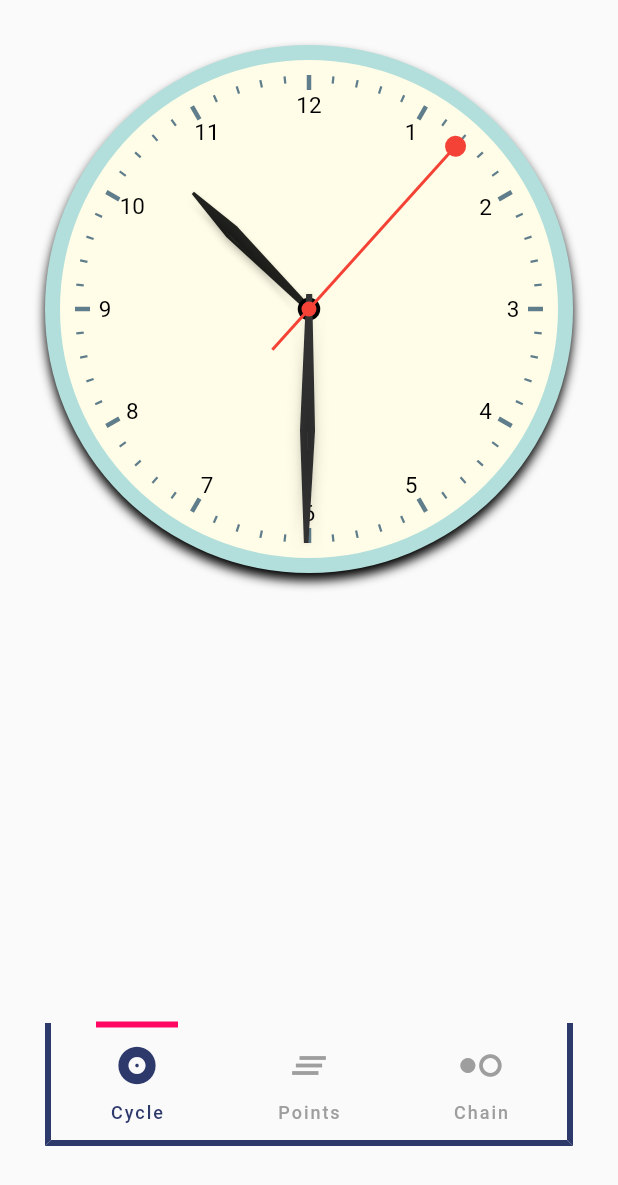
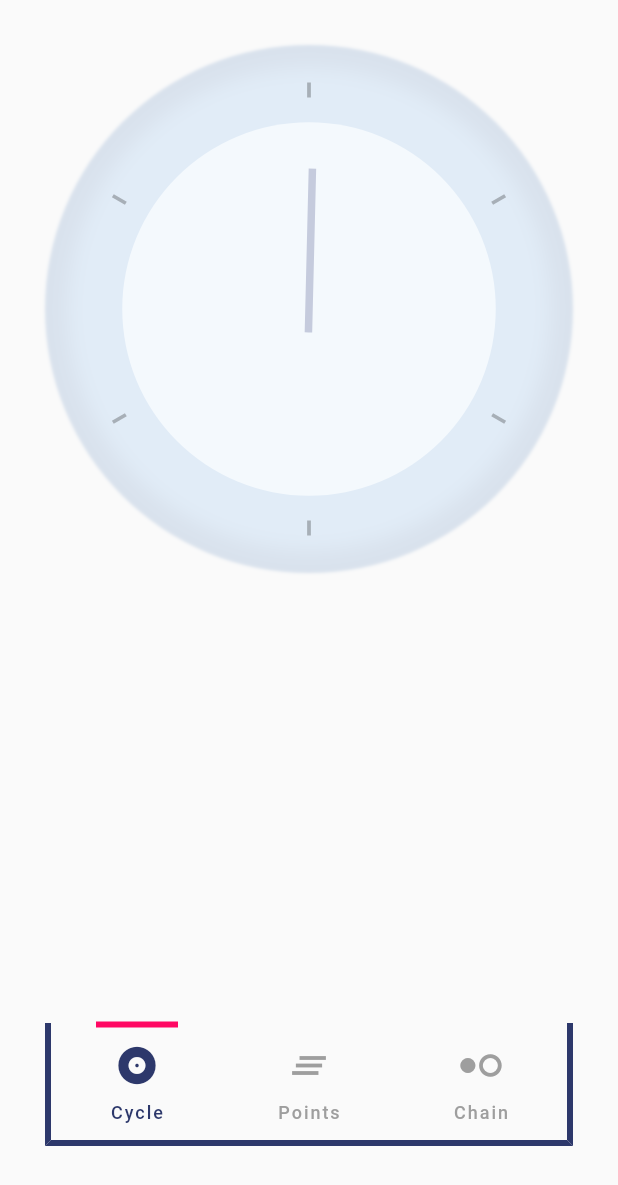
Before and after one commit to nepali-prabhat/Chains, a Flutter app: the screen it shows after launch, on a phone screen of 412 x 824 dp. Shown: the top 1185 px of the screen. Run offline on Flutter 3.47's test engine with Material 2 defaults, Android fonts, the phone set to English and light mode, and no system bars.

Commit message:
clock finished, todo:timer countdown (stage 2)

```diff
--- a/lib/Cycle/clock.dart
+++ b/lib/Cycle/clock.dart
@@ -1,20 +1,20 @@
+import 'package:chains/colors.dart';
 import 'package:flutter/material.dart';
 import 'dart:async';
-import 'dart:math';
-import 'clock_text.dart';
+import 'clock_dial_painter.dart';
+import 'clock_hands.dart';
 import 'clock_face.dart';
 
 typedef TimeProducer = DateTime Function();
 
 class Clock extends StatefulWidget {
-
   final TimeProducer getCurrentTime;
   final Duration updateDuration;
-
-  Clock({
-         this.getCurrentTime = getSystemTime,
-         this.updateDuration = const Duration(seconds: 1)
-         });
+  final int noOfDials;
+  Clock(
+      {this.getCurrentTime = getSystemTime,
+      this.updateDuration = const Duration(seconds: 1),
+      @required this.noOfDials});
 
   static DateTime getSystemTime() {
     return new DateTime.now();
@@ -29,7 +29,6 @@ class Clock extends StatefulWidget {
 class _Clock extends State<Clock> {
   Timer _timer;
   DateTime dateTime;
-
   @override
   void initState() {
     super.initState();
@@ -62,17 +61,33 @@ class _Clock extends State<Clock> {
         width: double.infinity,
         decoration: new BoxDecoration(
           shape: BoxShape.circle,
-        color: Colors.teal[100],
+          color: Colors.transparent,
           boxShadow: [
             new BoxShadow(
-            offset: new Offset(0.0, 5.0),
-            blurRadius: 5.0,
+              offset: new Offset(0.0, 0),
+              color: shadowColor,
+              blurRadius: 1.0,
+            ),
+            new BoxShadow(
+              offset: new Offset(0.0, 0),
+              color: circleColor,
+              spreadRadius: -15,
+              blurRadius: 10.0,
             )
           ],
         ),
-      child: new ClockFace(
-          dateTime: dateTime,
+        child: Stack(
+          children: <Widget>[
+            ClockFace(dateTime: dateTime, noOfDials: widget.noOfDials),
+            Container(
+              padding: EdgeInsets.all(25),
+              width: double.infinity,
+              child: CustomPaint(
+                painter: ClockDialPainter(noOfDials: widget.noOfDials),
               ),
-    );
+            ),
+            ClockHands(dateTime: dateTime, noOfDials: widget.noOfDials),
+          ],
+        ));
   }
 }
--- a/lib/Cycle/clock_dial_painter.dart
+++ b/lib/Cycle/clock_dial_painter.dart
@@ -1,78 +1,47 @@
 import 'dart:math';
-
-import 'clock_text.dart';
 import 'package:flutter/material.dart';
 
+import '../colors.dart';
+
 class ClockDialPainter extends CustomPainter{
-  final clockText;
 
-  final hourTickMarkLength= 10.0;
-  final minuteTickMarkLength = 5.0;
+  final minuteTickMarkLength = 10.0;
 
-  final hourTickMarkWidth= 3.0;
-  final minuteTickMarkWidth = 1.5;
+  final minuteTickMarkWidth = 2.5;
+  final int noOfDials;
 
   final Paint tickPaint;
   final TextPainter textPainter;
-  final TextStyle textStyle;
 
-  ClockDialPainter({this.clockText = ClockText.roman})
+  ClockDialPainter({this.noOfDials})
       :tickPaint= new Paint(),
         textPainter= new TextPainter(
           textAlign: TextAlign.center,
           textDirection: TextDirection.rtl,
-        ),
-        textStyle= const TextStyle(
-          color: Colors.black,
-          fontFamily: 'Times New Roman',
-          fontSize: 15.0,
         )
   {
-    tickPaint.color= Colors.blueGrey;
+    tickPaint.color= Colors.black26;
   }
 
   @override
   void paint(Canvas canvas, Size size) {
     var tickMarkLength;
-    final angle= 2* pi / 60;
+    final angle= 2* pi / noOfDials;
     final radius= size.width/2;
     canvas.save();
 
     // drawing
     canvas.translate(radius, radius);
-    for (var i = 0; i< 60; i++ ) {
+    for (var i = 0; i< noOfDials; i++ ) {
 
       //make the length and stroke of the tick marker longer and thicker depending
-      tickMarkLength = i % 5 == 0 ? hourTickMarkLength: minuteTickMarkLength;
-      tickPaint.strokeWidth= i % 5 == 0 ? hourTickMarkWidth : minuteTickMarkWidth;
-      canvas.drawLine(
-          new Offset(0.0, -radius), new Offset(0.0, -radius+tickMarkLength), tickPaint);
-
-
-      //draw the text
-      if (i%5==0){
-        canvas.save();
-        canvas.translate(0.0, -radius+20.0);
-
-        textPainter.text= new TextSpan(
-          text:'${i == 0 ? 12 : i~/5}'
-          ,
-          style: textStyle,
-        );
-
-        //helps make the text painted vertically
-        canvas.rotate(-angle*i);
-
-        textPainter.layout();
-
-
-        textPainter.paint(canvas, new Offset(-(textPainter.width/2), -(textPainter.height/2)));
-
-        canvas.restore();
-
-      }
-
-      canvas.rotate(angle);
+      tickMarkLength = minuteTickMarkLength;
+      tickPaint.strokeWidth= minuteTickMarkWidth;
+        if(i%5 == 0 ){
+        canvas.drawLine(
+            new Offset(0.0, -radius), new Offset(0.0, -radius+tickMarkLength), tickPaint);
+        canvas.rotate(angle*5);
+        }
     }
 
     canvas.restore();
--- a/lib/Cycle/clock_face.dart
+++ b/lib/Cycle/clock_face.dart
@@ -1,57 +1,27 @@
-import 'clock_text.dart';
+import 'package:chains/colors.dart';
 import 'package:flutter/material.dart';
 import 'clock_dial_painter.dart';
-import 'clock_hands.dart';
 
-class ClockFace extends StatelessWidget{
-
+class ClockFace extends StatelessWidget {
   final DateTime dateTime;
-
-  ClockFace({this.dateTime});
+  final int noOfDials;
+  ClockFace({this.dateTime, this.noOfDials});
 
   @override
   Widget build(BuildContext context) {
-    return new Padding(
+    return Center(
+      child: new Padding(
         padding: const EdgeInsets.all(10.0),
         child: new AspectRatio(
-        aspectRatio: 1.0,
+          aspectRatio: 0.75,
           child: new Container(
             width: double.infinity,
             decoration: new BoxDecoration(
               shape: BoxShape.circle,
-            color: Colors.yellow[50],
-          ),
-
-          child: new Stack(
-            children: <Widget>[
-              //dial and numbers
-              new Container(
-                width: double.infinity,
-                height: double.infinity,
-                padding: const EdgeInsets.all(10.0),
-                child:new CustomPaint(
-                  painter: new ClockDialPainter(clockText: ClockText.arabic),
-                ),
-              ),
-              //centerpoint
-              new Center(
-                child: new Container(
-                  width: 15.0,
-                  height: 15.0,
-                  decoration: new BoxDecoration(
-                    shape: BoxShape.circle,
-                    color: Colors.black,
+              color: faceColor,
             ),
           ),
         ),
-
-
-              new ClockHands(dateTime:dateTime),
-
-            ],
-          ),
-        ),
-
       ),
     );
   }
--- a/lib/Cycle/clock_hands.dart
+++ b/lib/Cycle/clock_hands.dart
@@ -9,9 +9,8 @@ import 'package:flutter/material.dart';
 
 class ClockHands extends StatelessWidget {
   final DateTime dateTime;
-  final bool showHourHandleHeartShape;
-
-  ClockHands({this.dateTime, this.showHourHandleHeartShape = false});
+  final int noOfDials;
+  ClockHands({this.dateTime, this.noOfDials});
 
   @override
   Widget build(BuildContext context) {
@@ -23,13 +22,8 @@ class ClockHands extends StatelessWidget {
             child: new Stack(
                 fit: StackFit.expand,
                 children: <Widget>[
-                  new CustomPaint( painter: new HourHandPainter(
-                      hours: dateTime.hour, minutes: dateTime.minute, showHeartShape: showHourHandleHeartShape),
-                  ),
                   new CustomPaint(painter: new MinuteHandPainter(
-                      minutes: dateTime.minute, seconds: dateTime.second),
-                  ),
-                  new CustomPaint(painter: new SecondHandPainter(seconds: dateTime.second),
+                      minutes: dateTime.minute, seconds: dateTime.second,noOfDials: noOfDials),
                   ),
                 ]
             )
--- a/lib/Cycle/hand_minute.dart
+++ b/lib/Cycle/hand_minute.dart
@@ -2,44 +2,39 @@ import 'dart:math';
 
 import 'package:flutter/material.dart';
 
-
-
-
-class MinuteHandPainter extends CustomPainter{
+class MinuteHandPainter extends CustomPainter {
   final Paint minuteHandPaint;
   int minutes;
   int seconds;
+  int noOfDials;
 
-  MinuteHandPainter({this.minutes, this.seconds}):minuteHandPaint= new Paint(){
-    minuteHandPaint.color= const Color(0xFF333333);
-    minuteHandPaint.style= PaintingStyle.fill;
-
+  MinuteHandPainter({this.minutes, this.seconds, this.noOfDials})
+      : minuteHandPaint = new Paint() {
+    minuteHandPaint.color = const Color(0xffc5cbdd);
+    minuteHandPaint.style = PaintingStyle.stroke;
+    minuteHandPaint.strokeCap = StrokeCap.round;
+    minuteHandPaint.strokeWidth = 5.0;
   }
 
   @override
   void paint(Canvas canvas, Size size) {
-    final radius= size.width/2;
+    final radius = size.width / 2;
     canvas.save();
 
     canvas.translate(radius, radius);
 
-    canvas.rotate(2*pi*((this.minutes+(this.seconds/60))/60));
+    canvas.rotate(2 * pi * ((this.minutes + (this.seconds / 60)) / noOfDials));
 
-    Path path= new Path();
-    path.moveTo(-1.5, -radius-10.0);
-    path.lineTo(-5.0, -radius/1.8);
-    path.lineTo(-2.0, 10.0);
-    path.lineTo(2.0, 10.0);
-    path.lineTo(5.0, -radius/1.8);
-    path.lineTo(1.5, -radius-10.0);
+    Path path = new Path();
+    path.moveTo(0.0, -radius * 0.6);
+    path.lineTo(0.0, radius * 0.1);
+
     path.close();
 
     canvas.drawPath(path, minuteHandPaint);
     canvas.drawShadow(path, Colors.black, 4.0, false);
 
-
     canvas.restore();
-
   }
 
   @override
--- a/lib/Cycle/hand_second.dart
+++ b/lib/Cycle/hand_second.dart
@@ -7,12 +7,12 @@ import 'package:flutter/material.dart';
 class SecondHandPainter extends CustomPainter{
   final Paint secondHandPaint;
   final Paint secondHandPointsPaint;
-
+    int noOfDials;
   int seconds;
 
-  SecondHandPainter({this.seconds}):
-        secondHandPaint= new Paint(),
-        secondHandPointsPaint= new Paint(){
+  SecondHandPainter({this.seconds, this.noOfDials}):
+    secondHandPaint= new Paint(),
+    secondHandPointsPaint= new Paint(){
     secondHandPaint.color= Colors.red;
     secondHandPaint.style= PaintingStyle.stroke;
     secondHandPaint.strokeWidth= 2.0;
@@ -29,14 +29,13 @@ class SecondHandPainter extends CustomPainter{
 
     canvas.translate(radius, radius);
 
-    canvas.rotate(2*pi*this.seconds/60);
+    canvas.rotate(2*pi*this.seconds/noOfDials);
 
     Path path1= new Path();
     Path path2 = new Path();
-    path1.moveTo(0.0, -radius );
-    path1.lineTo(0.0, radius/4);
+    path1.moveTo(0.0, -radius *0.1 );
+    path1.lineTo(0.0, 0.0);
 
-    path2.addOval(new Rect.fromCircle(radius: 7.0, center: new Offset(0.0, -radius)));
     path2.addOval(new Rect.fromCircle(radius: 5.0, center: new Offset(0.0, 0.0)));
 
     canvas.drawPath(path1, secondHandPaint);
--- a/lib/colors.dart
+++ b/lib/colors.dart
@@ -2,3 +2,7 @@ import 'package:flutter/material.dart';
 
 Color pink = Color(0xffff0863);
 Color darkBlue = Color(0xff2d386b);
+
+Color circleColor = Color(0xfffe1ecf7);
+Color shadowColor = Color(0xffd9e2ed);
+Color faceColor = Color(0xfff4f9fd);
--- a/lib/cycle.dart
+++ b/lib/cycle.dart
@@ -10,7 +10,7 @@ class Cycle extends StatelessWidget {
       body: SafeArea(
         child: new Padding(
           padding: const EdgeInsets.all(30),
-          child: new Clock(),
+          child: new Clock(noOfDials: 30,),
         ),
       ),
     );
```
Lines whose indentation alone changed are shown as unchanged.
